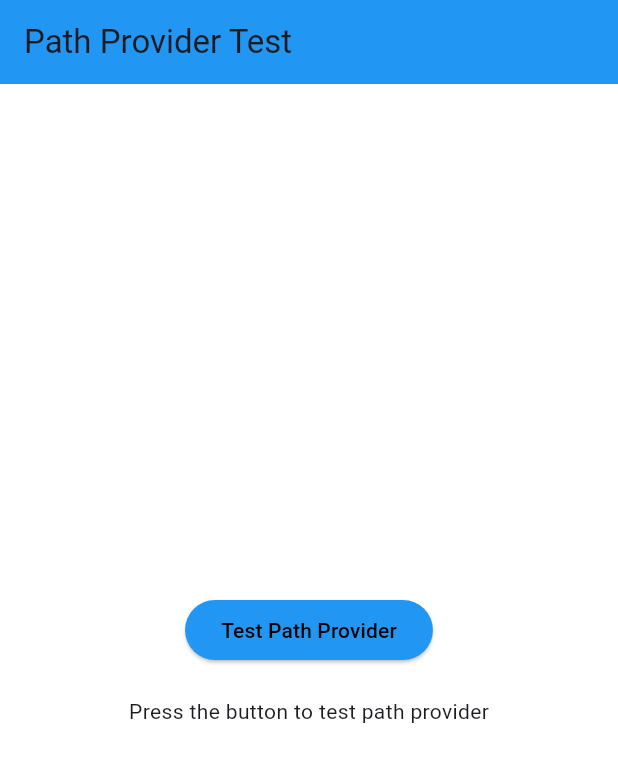
After one commit to jnunortiz/barcode_app, a Flutter app: the PathProviderTestScreen screen opened directly, on a phone screen of 412 x 824 dp. The commit adds this screen. Shown: the top 762 px of the screen. Run offline on Flutter 3.47's test engine with Material 3 defaults, Android fonts, the phone set to English and light mode, and no system bars; our stand-ins replace csv; missing offline and left inert: dart:html.

Commit message:
Fully working version

```diff
--- /dev/null
+++ b/flutter_app/lib/path_provider_test_widget.dart
@@ -0,0 +1,61 @@
+import 'package:flutter/material.dart';
+import 'package:path_provider/path_provider.dart';
+import 'dart:io';
+
+void main() => runApp(PathProviderTestApp());
+
+class PathProviderTestApp extends StatelessWidget {
+  @override
+  Widget build(BuildContext context) {
+    return MaterialApp(
+      home: PathProviderTestScreen(),
+    );
+  }
+}
+
+class PathProviderTestScreen extends StatefulWidget {
+  @override
+  _PathProviderTestScreenState createState() => _PathProviderTestScreenState();
+}
+
+class _PathProviderTestScreenState extends State<PathProviderTestScreen> {
+  String _message = 'Press the button to test path provider';
+
+  Future<void> _testPathProvider() async {
+    try {
+      final directory = await getApplicationDocumentsDirectory();
+      final path = directory.path;
+      final file = File('$path/test_file.txt');
+      await file.writeAsString('This is a test file.');
+      setState(() {
+        _message = 'File written to $path/test_file.txt';
+      });
+    } catch (e) {
+      setState(() {
+        _message = 'Error: $e';
+      });
+    }
+  }
+
+  @override
+  Widget build(BuildContext context) {
+    return Scaffold(
+      appBar: AppBar(
+        title: Text('Path Provider Test'),
+      ),
+      body: Center(
+        child: Column(
+          mainAxisAlignment: MainAxisAlignment.center,
+          children: [
+            ElevatedButton(
+              onPressed: _testPathProvider,
+              child: Text('Test Path Provider'),
+            ),
+            SizedBox(height: 20),
+            Text(_message),
+          ],
+        ),
+      ),
+    );
+  }
+}
--- a/flutter_app/lib/widgets.dart
+++ b/flutter_app/lib/widgets.dart
@@ -15,15 +15,15 @@ class CustomWidgetBuilder {
     'Delivery Company Name', 'Event Address Line 1', 'Event Address Line 2', 'Event City',
     'Event Province', 'Event Country', 'Event Postal Code', 'Delivery SNR Pin',
     'Delivery OSNR Flag', 'Cross Reference Pin', 'Container Id', 'Container Type',
-    'Pickup Delivery Location', 'Scan Srouce System Code', 'Scan Source Reference Code', 'Source Code'
+    'Pickup Delivery Location', 'Scan Source System Code', 'Scan Source Reference Code', 'Source Code'
   ];
 
-  /// Returns a list of DataColumn widgets for the DataTable based on the search results.
+  /// Returns a list of DataColumn widgets for the DataTable based on the predefined column order.
   static List<DataColumn> getColumns() {
     return _columnOrder.map((key) => DataColumn(label: Text(key))).toList();
   }
 
-  /// Returns a list of DataCell widgets for a given result map.
+  /// Returns a list of DataCell widgets for a given result map, matching the predefined column order.
   static List<DataCell> getCells(Map<String, dynamic> result) {
     return _columnOrder.map((key) {
       var value = result[key];
```
Also changed, not shown: flutter_app/lib/file_service.dart (+39 -22 lines), flutter_app/lib/home_page.dart (+6 -4 lines), flutter_app/pubspec.yaml (+3 -5 lines), flutter_app/pubspec.lock, 1 other file.
